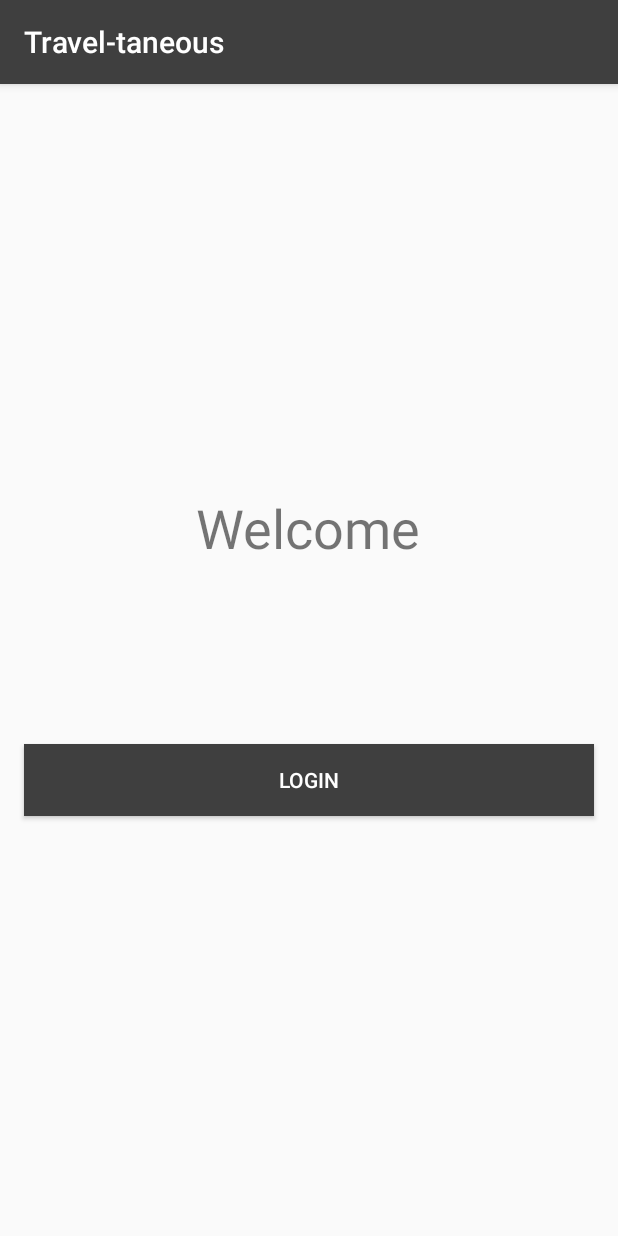
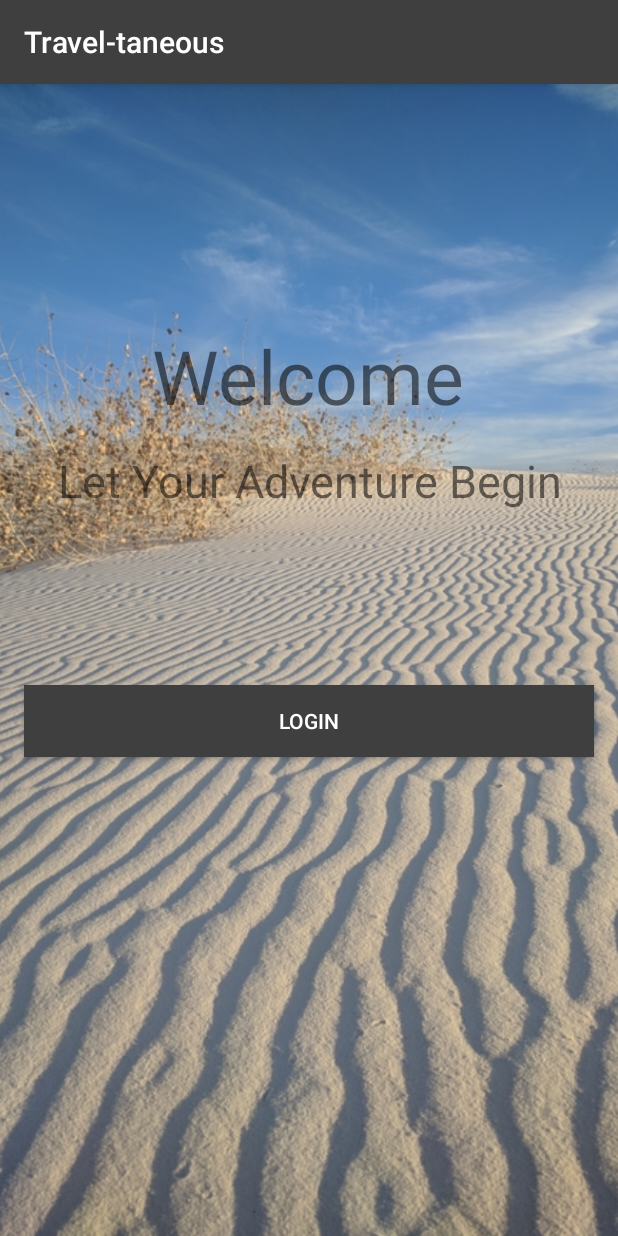
Before and after one commit to dora1405/Travel-taneous, an Android app: the screen it shows after launch (MainActivity), on a phone screen of 412 x 824 dp. Run offline under Robolectric (Android 15) with nearby library versions, the phone set to English and light mode, and no system bars.

Commit message:
added background images

```diff
--- a/app/src/main/res/layout/activity_main.xml
+++ b/app/src/main/res/layout/activity_main.xml
@@ -6,31 +6,43 @@
     android:layout_height="match_parent"
     tools:context=".MainActivity">
 
+    <ImageView
+        android:id="@+id/imageView9"
+        android:layout_width="0dp"
+        android:layout_height="0dp"
+        android:scaleType="centerCrop"
+        app:layout_constraintBottom_toBottomOf="parent"
+        app:layout_constraintEnd_toEndOf="parent"
+        app:layout_constraintStart_toStartOf="parent"
+        app:layout_constraintTop_toTopOf="parent"
+        app:srcCompat="@drawable/sand" />
+
     <TextView
         android:id="@+id/textView"
         android:layout_width="wrap_content"
         android:layout_height="wrap_content"
+        android:layout_marginBottom="16dp"
         android:text="@string/welcome"
-        android:textSize="36sp"
-        app:layout_constraintBottom_toTopOf="@+id/guideline"
+        android:textSize="50sp"
+        app:layout_constraintBottom_toTopOf="@+id/textView15"
         app:layout_constraintHorizontal_bias="0.498"
         app:layout_constraintLeft_toLeftOf="parent"
         app:layout_constraintRight_toRightOf="parent"
         app:layout_constraintTop_toTopOf="parent"
-        app:layout_constraintVertical_bias="0.809" />
+        app:layout_constraintVertical_bias="1.0" />
 
     <Button
         android:id="@+id/loginBtn"
         android:layout_width="0dp"
         android:layout_height="wrap_content"
         android:layout_marginStart="16dp"
-        android:layout_marginTop="56dp"
+        android:layout_marginTop="32dp"
         android:layout_marginEnd="16dp"
         android:background="@color/colorPrimary"
         android:text="@string/login"
         android:textColor="@color/colorAccent"
         app:layout_constraintEnd_toEndOf="parent"
-        app:layout_constraintHorizontal_bias="0.498"
+        app:layout_constraintHorizontal_bias="0.0"
         app:layout_constraintStart_toStartOf="parent"
         app:layout_constraintTop_toTopOf="@+id/guideline" />
 
@@ -39,6 +51,19 @@
         android:layout_width="wrap_content"
         android:layout_height="wrap_content"
         android:orientation="horizontal"
-        app:layout_constraintGuide_percent="0.5" />
+        app:layout_constraintGuide_percent="0.48" />
+
+    <TextView
+        android:id="@+id/textView15"
+        android:layout_width="0dp"
+        android:layout_height="wrap_content"
+        android:layout_marginBottom="84dp"
+        android:text="Let Your Adventure Begin"
+        android:textAlignment="center"
+        android:textSize="30sp"
+        app:layout_constraintBottom_toTopOf="@+id/guideline"
+        app:layout_constraintEnd_toEndOf="parent"
+        app:layout_constraintHorizontal_bias="0.0"
+        app:layout_constraintStart_toStartOf="parent" />
 
 </androidx.constraintlayout.widget.ConstraintLayout>
--- a/app/src/main/res/values/strings.xml
+++ b/app/src/main/res/values/strings.xml
@@ -32,7 +32,7 @@
     <string name="save">save</string>
     <string name="estback"><![CDATA[<- estimate]]></string>
     <string name="tripfor"><![CDATA[trip overview ->]]></string>
-    <string name="pay"># paychecks</string>
+    <string name="pay"># of paychecks</string>
     <string name="money">$</string>
     <string name="all">Overall</string>
     <string name="none">-</string>
```
Also changed, not shown: app/src/main/res/layout/activity_actual.xml (+14 -3 lines), app/src/main/res/layout/activity_dashboard.xml (+23 -9 lines), app/src/main/res/layout/activity_estimate.xml (+15 -3 lines), app/src/main/res/layout/activity_overview.xml (+14 -3 lines), app/src/main/res/drawable/begin.png (added), app/src/main/res/drawable/end.png (added), app/src/main/res/drawable/footprint.png (added), app/src/main/res/drawable/recon.png (added), app/src/main/res/drawable/sand.png (added).
